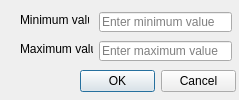
This is ui/wizard/ui_double_property.ui in gltn/stdm as Qt 5 draws it before an edit. The edited form follows.
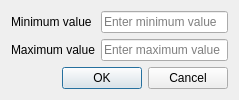
This is the edited form.

Commit message: Added layouts on all property editors

Diff of the .ui file:
```diff
--- a/ui/wizard/ui_double_property.ui
+++ b/ui/wizard/ui_double_property.ui
@@ -13,74 +13,46 @@
   <property name="windowTitle">
    <string>Decimal properties</string>
   </property>
-  <widget class="QDialogButtonBox" name="buttonBox">
-   <property name="geometry">
-    <rect>
-     <x>80</x>
-     <y>70</y>
-     <width>156</width>
-     <height>23</height>
-    </rect>
-   </property>
-   <property name="orientation">
-    <enum>Qt::Horizontal</enum>
-   </property>
-   <property name="standardButtons">
-    <set>QDialogButtonBox::Cancel|QDialogButtonBox::Ok</set>
-   </property>
-  </widget>
+  <layout class="QFormLayout" name="formLayout">
+   <item row="0" column="0">
+    <widget class="QLabel" name="label">
+     <property name="text">
+      <string>Minimum value</string>
+     </property>
+    </widget>
+   </item>
+   <item row="0" column="1">
   <widget class="QLineEdit" name="edtMinVal">
-   <property name="geometry">
-    <rect>
-     <x>99</x>
-     <y>12</y>
-     <width>133</width>
-     <height>20</height>
-    </rect>
-   </property>
    <property name="placeholderText">
     <string>Enter minimum value</string>
    </property>
   </widget>
+   </item>
+   <item row="1" column="0">
   <widget class="QLabel" name="label_2">
-   <property name="geometry">
-    <rect>
-     <x>20</x>
-     <y>41</y>
-     <width>73</width>
-     <height>16</height>
-    </rect>
-   </property>
    <property name="text">
     <string>Maximum value</string>
    </property>
   </widget>
-  <widget class="QLabel" name="label">
-   <property name="geometry">
-    <rect>
-     <x>20</x>
-     <y>12</y>
-     <width>69</width>
-     <height>16</height>
-    </rect>
-   </property>
-   <property name="text">
-    <string>Minimum value</string>
-   </property>
-  </widget>
+   </item>
+   <item row="1" column="1">
   <widget class="QLineEdit" name="edtMaxVal">
-   <property name="geometry">
-    <rect>
-     <x>99</x>
-     <y>41</y>
-     <width>133</width>
-     <height>20</height>
-    </rect>
-   </property>
    <property name="placeholderText">
     <string>Enter maximum value</string>
    </property>
   </widget>
+   </item>
+   <item row="2" column="0" colspan="2">
+    <widget class="QDialogButtonBox" name="buttonBox">
+     <property name="orientation">
+      <enum>Qt::Horizontal</enum>
+     </property>
+     <property name="standardButtons">
+      <set>QDialogButtonBox::Cancel|QDialogButtonBox::Ok</set>
+     </property>
+    </widget>
+   </item>
+  </layout>
  </widget>
  <resources/>
  <connections>
```
Lines whose indentation alone changed are shown as unchanged. The commit also changes 20 other files.
